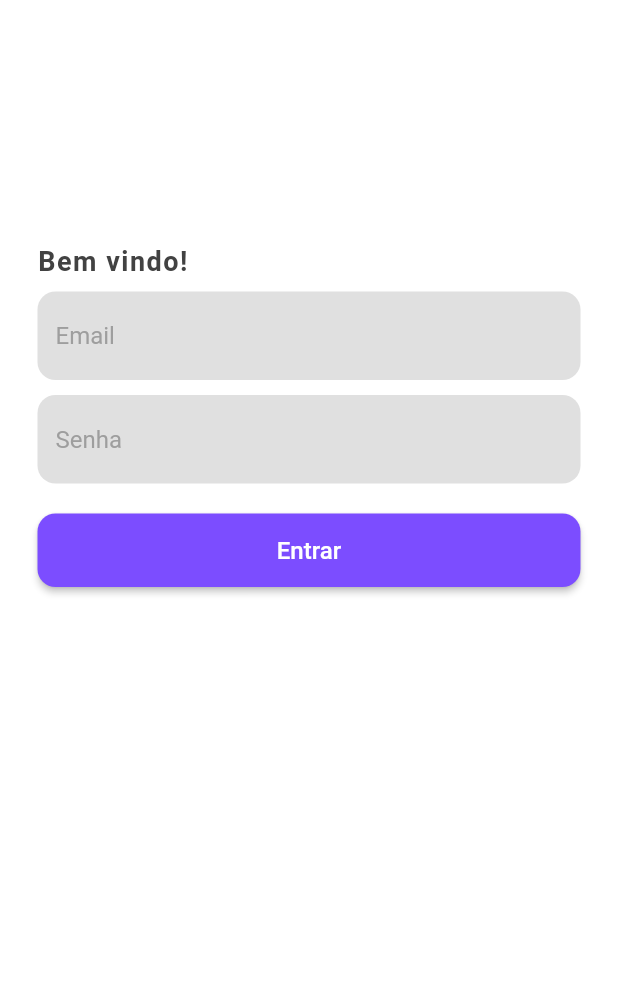
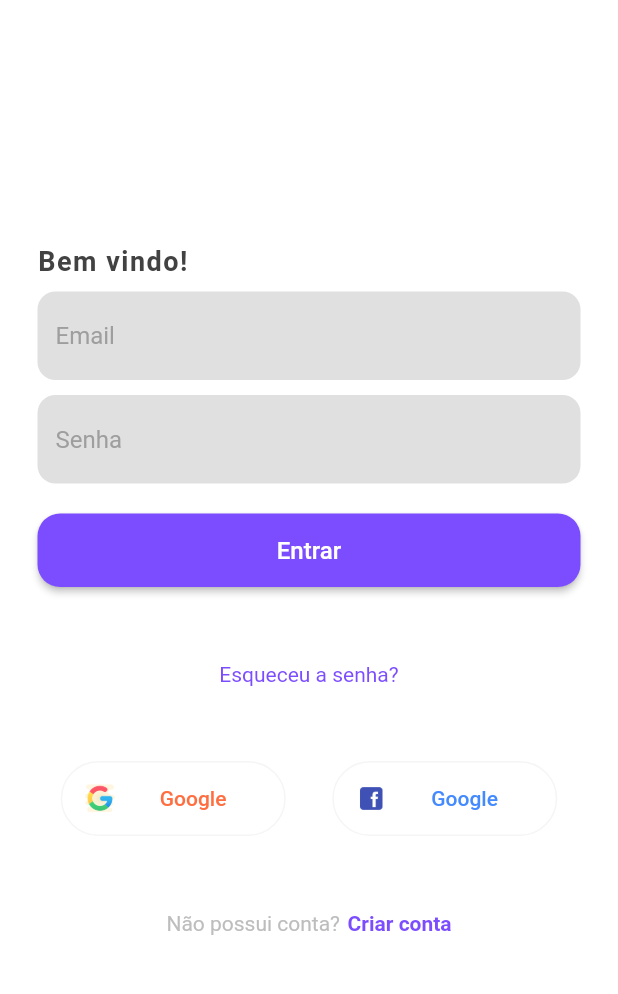
Before and after one commit to bbb159/jober-flutter, a Flutter app: the screen it shows after launch, on a phone screen of 412 x 824 dp, the part 64-1058 px from its top. Run offline on Flutter 3.47's test engine with Material 2 defaults, Android fonts, the phone set to English and light mode, and no system bars.

Commit message:
Ajustes tela login

```diff
--- a/lib/screens/login_screen.dart
+++ b/lib/screens/login_screen.dart
@@ -62,8 +62,96 @@ class LoginScreen extends StatelessWidget {
                 style: TextStyle(color: Colors.white, fontSize: 16),
               ),
               shape: RoundedRectangleBorder(
-                  borderRadius: BorderRadius.circular(12)),
+                  borderRadius: BorderRadius.circular(15)),
             ),
+            SizedBox(height: 50),
+            Center(
+              child: Text(
+                'Esqueceu a senha?',
+                style: TextStyle(color: Colors.deepPurpleAccent, fontSize: 14),
+              ),
+            ),
+            SizedBox(height: 50),
+            Row(
+              mainAxisAlignment: MainAxisAlignment.spaceAround,
+              children: <Widget>[
+                Container(
+                  width: 150,
+                  child: OutlineButton(
+                    child: Row(
+                      children: <Widget>[
+                        Padding(
+                          padding: const EdgeInsets.only(
+                              right: 30, top: 15, bottom: 15),
+                          child: Image.asset(
+                            'images/icons/ic-google-64.png',
+                            width: 20,
+                            height: 20,
+                          ),
+                        ),
+                        Text(
+                          'Google',
+                          style: TextStyle(
+                              color: Colors.deepOrangeAccent, fontSize: 14),
+                        )
+                      ],
+                    ),
+                    onPressed: () {},
+                    borderSide: BorderSide(color: Colors.grey[100]),
+                    shape: new RoundedRectangleBorder(
+                      borderRadius: new BorderRadius.circular(30.0),
+                    ),
+                  ),
+                ),
+                Container(
+                  width: 150,
+                  child: OutlineButton(
+                    child: Row(
+                      children: <Widget>[
+                        Padding(
+                          padding: const EdgeInsets.only(
+                              right: 30, top: 15, bottom: 15),
+                          child: Image.asset(
+                            'images/icons/ic-facebook-48.png',
+                            width: 20,
+                            height: 20,
+                          ),
+                        ),
+                        Text(
+                          'Google',
+                          style:
+                              TextStyle(color: Colors.blueAccent, fontSize: 14),
+                        )
+                      ],
+                    ),
+                    onPressed: () {},
+                    borderSide: BorderSide(color: Colors.grey[100]),
+                    shape: new RoundedRectangleBorder(
+                      borderRadius: new BorderRadius.circular(30.0),
+                    ),
+                  ),
+                ),
+              ],
+            ),
+            SizedBox(height: 50),
+            Row(
+              mainAxisAlignment: MainAxisAlignment.center,
+              children: <Widget>[
+                Padding(
+                  padding: const EdgeInsets.only(right: 5),
+                  child: Text(
+                    'Não possui conta?',
+                    style: TextStyle(color: Colors.grey[400]),
+                  ),
+                ),
+                Text(
+                  'Criar conta',
+                  style: TextStyle(
+                      color: Colors.deepPurpleAccent,
+                      fontWeight: FontWeight.bold),
+                ),
+              ],
+            )
           ],
         ),
       ),
--- a/pubspec.yaml
+++ b/pubspec.yaml
@@ -41,8 +41,9 @@ flutter:
   uses-material-design: true
 
   # To add assets to your application, add an assets section, like this:
-  # assets:
-  #  - images/a_dot_burr.jpeg
+  assets:
+   - images/
+   - images/icons/
   #  - images/a_dot_ham.jpeg
 
   # An image asset can refer to one or more resolution-specific "variants", see
```
Also changed, not shown: images/icons/ic-facebook-48.png (added), images/icons/ic-google-64.png (added).
